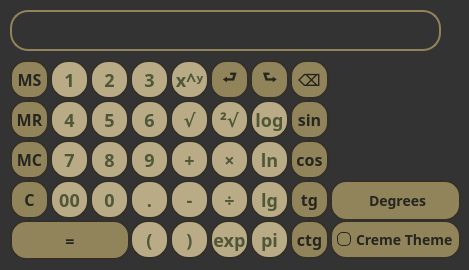
This is mainwindow.ui in cha1n3aw/CremeCalc as Qt 5 draws it before an edit. The edited form follows.
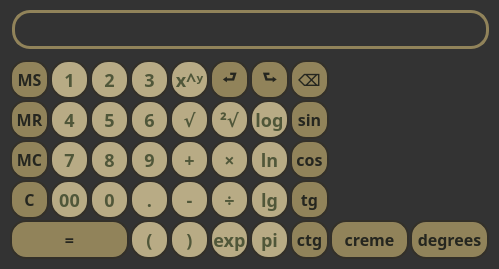
This is the edited form.

Commit message: design improvements, no more lucid theme, now only berry&creme! color schemes now correct, moved from check boxes to push buttons

The edit to the form file:
```diff
--- a/mainwindow.ui
+++ b/mainwindow.ui
@@ -6,8 +6,8 @@
    <rect>
     <x>0</x>
     <y>0</y>
-    <width>469</width>
-    <height>270</height>
+    <width>499</width>
+    <height>269</height>
    </rect>
   </property>
   <property name="font">
@@ -462,8 +462,8 @@
      <rect>
       <x>10</x>
       <y>220</y>
-      <width>120</width>
-      <height>40</height>
+      <width>119</width>
+      <height>39</height>
      </rect>
     </property>
     <property name="font">
@@ -485,7 +485,6 @@
 	font-family:Trebuchet MS;
 	font-size:16px;
 	font-weight:bold;
-	text-decoration:none;
 }
 QPushButton:hover {
 	background-color:#a89a6f;
@@ -1370,10 +1369,10 @@
    <widget class="QLabel" name="expression">
     <property name="geometry">
      <rect>
-      <x>10</x>
+      <x>12</x>
       <y>10</y>
-      <width>431</width>
-      <height>41</height>
+      <width>477</width>
+      <height>39</height>
      </rect>
     </property>
     <property name="maximumSize">
@@ -1393,17 +1392,14 @@
     <property name="styleSheet">
      <string notr="true">QLabel
 {
-  box-sizing: content-box;
-  border: 2px solid #91835a;
-  border-radius: 18px;
+border: 3px solid #91835a;
+border-radius: 18px;
 color: #b8ab85;
 font-family:Trebuchet MS;
 font-size:18px;
 font-weight:bold;
-  text-overflow: clip;
-  background: transparent;
+background: transparent;
 padding-left: 10px;
-  transition: all 300ms cubic-bezier(0.42, 0, 0.58, 1);
 }</string>
     </property>
     <property name="text">
@@ -1583,7 +1579,7 @@
      <rect>
       <x>340</x>
       <y>60</y>
-      <width>101</width>
+      <width>151</width>
       <height>21</height>
      </rect>
     </property>
@@ -1604,8 +1600,6 @@
                          font-family:Trebuchet MS;
                           font-size:15px;
                          font-weight:bold;
-                         text-decoration:none;
-                          text-shadow:0px 1px 0px #2d2e29;
 }</string>
     </property>
     <property name="text">
@@ -1620,7 +1614,7 @@
      <rect>
       <x>340</x>
       <y>80</y>
-      <width>101</width>
+      <width>151</width>
       <height>21</height>
      </rect>
     </property>
@@ -1641,8 +1635,6 @@
                          font-family:Trebuchet MS;
                           font-size:15px;
                          font-weight:bold;
-                         text-decoration:none;
-                          text-shadow:0px 1px 0px #2d2e29;
 }</string>
     </property>
     <property name="text">
@@ -1657,7 +1649,7 @@
      <rect>
       <x>340</x>
       <y>100</y>
-      <width>101</width>
+      <width>151</width>
       <height>21</height>
      </rect>
     </property>
@@ -1678,8 +1670,6 @@
                          font-family:Trebuchet MS;
                           font-size:15px;
                          font-weight:bold;
-                         text-decoration:none;
-                          text-shadow:0px 1px 0px #2d2e29;
 }</string>
     </property>
     <property name="text">
@@ -1689,183 +1679,12 @@
      <set>Qt::AlignCenter</set>
     </property>
    </widget>
-   <widget class="QLabel" name="savedresult">
-    <property name="geometry">
-     <rect>
-      <x>340</x>
-      <y>140</y>
-      <width>101</width>
-      <height>21</height>
-     </rect>
-    </property>
-    <property name="font">
-     <font>
-      <family>Trebuchet MS</family>
-      <pointsize>-1</pointsize>
-      <weight>75</weight>
-      <bold>true</bold>
-      <underline>false</underline>
-      <strikeout>false</strikeout>
-     </font>
-    </property>
-    <property name="styleSheet">
-     <string notr="true">QLabel{
-                          background-color:transparent;
-                          color:#91835a;
-                         font-family:Trebuchet MS;
-                          font-size:15px;
-                         font-weight:bold;
-                         text-decoration:none;
-                          text-shadow:0px 1px 0px #2d2e29;
-}</string>
-    </property>
-    <property name="text">
-     <string/>
-    </property>
-    <property name="alignment">
-     <set>Qt::AlignCenter</set>
-    </property>
-   </widget>
-   <widget class="QCheckBox" name="indicator">
-    <property name="geometry">
-     <rect>
-      <x>330</x>
-      <y>220</y>
-      <width>131</width>
-      <height>39</height>
-     </rect>
-    </property>
-    <property name="font">
-     <font>
-      <family>Trebuchet MS</family>
-      <pointsize>-1</pointsize>
-      <weight>75</weight>
-      <bold>true</bold>
-     </font>
-    </property>
-    <property name="styleSheet">
-     <string notr="true">QCheckBox::indicator:checked {
-					 		  border:1px solid #25261f;
- 							  border-radius:5px;
-                              background-color: #d7dae0;
- }
-QCheckBox::indicator:checked:pressed {
-							  border:1px solid #25261f;
- 							  border-radius:5px;
-                              background-color: #505739;
- }
-QCheckBox::indicator:checked:hover {
-							  border:1px solid #25261f;
- 							  border-radius:5px;
-                              background-color: #505739;
- }
-QCheckBox::indicator:unchecked {
-					  		   border:1px solid #25261f;
- 							   border-radius:5px;
-                               background-color: transparent;	
-                               color:#91835a;
- }
-QCheckBox::indicator:unchecked:pressed {
-							  border:1px solid #25261f;
- 							  border-radius:5px;
-                              background-color: #505739;		
- }
-QCheckBox::indicator:unchecked:hover {
-							  border:1px solid #25261f;
- 							  border-radius:5px;
-                              background-color: #505739;				
- }
-QCheckBox {
-							   border-radius:16px;
-                               background-color:#91835a;
-                               spacing: 5px;
-                               color:#25261f;
-                               border:2px solid #333029;
-                               font-family:Trebuchet MS;
-                               font-size:14px;
-                               font-weight:bold;
-                               padding-left: 5px;
-                               padding-right: 5px;
-                               padding-top: 5px;
-                               padding-bottom: 5px;
-
- }
-
-                 </string>
-    </property>
-    <property name="text">
-     <string>Creme Theme</string>
-    </property>
-   </widget>
-   <widget class="QCheckBox" name="degrad">
-    <property name="geometry">
-     <rect>
-      <x>330</x>
-      <y>180</y>
-      <width>131</width>
-      <height>41</height>
-     </rect>
-    </property>
-    <property name="styleSheet">
-     <string notr="true">QCheckBox::indicator:checked {
-					 		  border:0px solid #25261f;
- 							  border-radius:5px;
-                              background-color: transparent;	
- }
-QCheckBox::indicator:checked:pressed {
-							  border:0px solid #25261f;
- 							  border-radius:5px;
-                              background-color: transparent;	
- }
-QCheckBox::indicator:checked:hover {
-							  border:0px solid #25261f;
- 							  border-radius:5px;
-                              background-color: transparent;	
- }
-QCheckBox::indicator:unchecked {
-					  		   border:0px solid #25261f;
- 							   border-radius:5px;
-                               background-color: transparent;	
-                               color:#91835a;
- }
-QCheckBox::indicator:unchecked:pressed {
-							  border:0px solid #25261f;
- 							  border-radius:5px;
-                              background-color: transparent;			
- }
-QCheckBox::indicator:unchecked:hover {
-							  border:0px solid #25261f;
- 							  border-radius:5px;
-                              background-color: transparent;					
- }
-QCheckBox {
-							   border-radius:16px;
-                               background-color:#91835a;
-                               spacing: 18px;
-                               color:#25261f;
-                               border:2px solid #333029;
-                               font-family:Trebuchet MS;
-                               font-size:14px;
-                               font-weight:bold;
-                               padding-left: 5px;
-                               padding-right: 5px;
-                               padding-top: 5px;
-                               padding-bottom: 5px;
-
- }
-
-</string>
-    </property>
-    <property name="text">
-     <string>Degrees</string>
-    </property>
-   </widget>
    <widget class="QLabel" name="history_4">
     <property name="geometry">
      <rect>
       <x>340</x>
       <y>120</y>
-      <width>101</width>
+      <width>151</width>
       <height>21</height>
      </rect>
     </property>
@@ -1886,8 +1705,6 @@
                          font-family:Trebuchet MS;
                           font-size:15px;
                          font-weight:bold;
-                         text-decoration:none;
-                          text-shadow:0px 1px 0px #2d2e29;
 }</string>
     </property>
     <property name="text">
@@ -1955,6 +1772,174 @@
      <string>⮑</string>
     </property>
    </widget>
+   <widget class="QPushButton" name="degrees">
+    <property name="geometry">
+     <rect>
+      <x>410</x>
+      <y>220</y>
+      <width>79</width>
+      <height>39</height>
+     </rect>
+    </property>
+    <property name="toolTip">
+     <string>degrees? or radians?
+which type do you prefer?</string>
+    </property>
+    <property name="styleSheet">
+     <string notr="true">QPushButton {
+	background-color:#91835a;
+	border-radius:16px;
+	border:2px solid #333029;
+	color:#25261f;
+	font-family:Trebuchet MS;
+	font-size:16px;
+	font-weight:bold;
+}
+QPushButton:hover {
+	background-color:#a89a6f;
+}
+QPushButton:pressed{background-color: #ccc2a6;}</string>
+    </property>
+    <property name="text">
+     <string>degrees</string>
+    </property>
+   </widget>
+   <widget class="QPushButton" name="theme">
+    <property name="geometry">
+     <rect>
+      <x>330</x>
+      <y>220</y>
+      <width>79</width>
+      <height>39</height>
+     </rect>
+    </property>
+    <property name="toolTip">
+     <string>change that theme!</string>
+    </property>
+    <property name="styleSheet">
+     <string notr="true">QPushButton {
+	background-color:#91835a;
+	border-radius:16px;
+	border:2px solid #333029;
+	color:#25261f;
+	font-family:Trebuchet MS;
+	font-size:16px;
+	font-weight:bold;
+}
+QPushButton:hover {
+	background-color:#a89a6f;
+}
+QPushButton:pressed{background-color: #ccc2a6;}</string>
+    </property>
+    <property name="text">
+     <string>creme</string>
+    </property>
+   </widget>
+   <widget class="QLabel" name="history_5">
+    <property name="geometry">
+     <rect>
+      <x>340</x>
+      <y>140</y>
+      <width>151</width>
+      <height>21</height>
+     </rect>
+    </property>
+    <property name="font">
+     <font>
+      <family>Trebuchet MS</family>
+      <pointsize>-1</pointsize>
+      <weight>75</weight>
+      <bold>true</bold>
+      <underline>false</underline>
+      <strikeout>false</strikeout>
+     </font>
+    </property>
+    <property name="styleSheet">
+     <string notr="true">QLabel{
+                          background-color:transparent;
+                          color:#91835a;
+                         font-family:Trebuchet MS;
+                          font-size:15px;
+                         font-weight:bold;
+}</string>
+    </property>
+    <property name="text">
+     <string/>
+    </property>
+    <property name="alignment">
+     <set>Qt::AlignCenter</set>
+    </property>
+   </widget>
+   <widget class="QLabel" name="history_6">
+    <property name="geometry">
+     <rect>
+      <x>340</x>
+      <y>160</y>
+      <width>151</width>
+      <height>21</height>
+     </rect>
+    </property>
+    <property name="font">
+     <font>
+      <family>Trebuchet MS</family>
+      <pointsize>-1</pointsize>
+      <weight>75</weight>
+      <bold>true</bold>
+      <underline>false</underline>
+      <strikeout>false</strikeout>
+     </font>
+    </property>
+    <property name="styleSheet">
+     <string notr="true">QLabel{
+                          background-color:transparent;
+                          color:#91835a;
+                         font-family:Trebuchet MS;
+                          font-size:15px;
+                         font-weight:bold;
+}</string>
+    </property>
+    <property name="text">
+     <string/>
+    </property>
+    <property name="alignment">
+     <set>Qt::AlignCenter</set>
+    </property>
+   </widget>
+   <widget class="QLabel" name="history_7">
+    <property name="geometry">
+     <rect>
+      <x>340</x>
+      <y>180</y>
+      <width>151</width>
+      <height>21</height>
+     </rect>
+    </property>
+    <property name="font">
+     <font>
+      <family>Trebuchet MS</family>
+      <pointsize>-1</pointsize>
+      <weight>75</weight>
+      <bold>true</bold>
+      <underline>false</underline>
+      <strikeout>false</strikeout>
+     </font>
+    </property>
+    <property name="styleSheet">
+     <string notr="true">QLabel{
+                          background-color:transparent;
+                          color:#91835a;
+                         font-family:Trebuchet MS;
+                          font-size:15px;
+                         font-weight:bold;
+}</string>
+    </property>
+    <property name="text">
+     <string/>
+    </property>
+    <property name="alignment">
+     <set>Qt::AlignCenter</set>
+    </property>
+   </widget>
   </widget>
  </widget>
  <layoutdefault spacing="6" margin="11"/>
```
Left out of the diff: 11 changed lines with no effect on the pictures. The commit also changes 2 other files.
